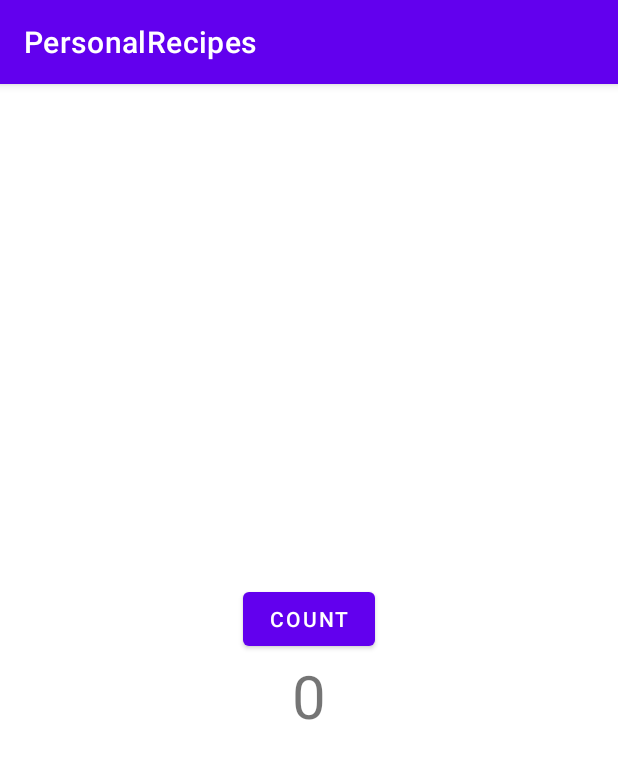
After one commit to mrpaulblack/PersonalRecipes, an Android app: the fragment CounterFragment shown on its own in the app's theme, on a phone screen of 412 x 824 dp. The commit adds this screen. Shown: the top 759 px of the screen. Run offline under Robolectric (Android 15) with nearby library versions, the phone set to English and light mode, and no system bars.

Commit message:
[WIP] feat: first counter app test
* this is a test building a fragment with a counter
* layout in xml

```diff
--- /dev/null
+++ b/app/src/main/java/com/github/mrpaulblack/personalrecipes/CounterFragment.kt
@@ -0,0 +1,27 @@
+package com.github.mrpaulblack.personalrecipes
+
+import android.os.Bundle
+import android.view.LayoutInflater
+import android.view.View
+import android.view.ViewGroup
+import androidx.fragment.app.Fragment
+import androidx.fragment.app.viewModels
+import com.github.mrpaulblack.personalrecipes.databinding.FragmentCounterBinding
+
+class CounterFragment : Fragment() {
+    private val viewModel by viewModels<CounterViewModel>();
+
+    override fun onCreateView(inflater: LayoutInflater, container: ViewGroup?, savedInstanceState: Bundle?): View {
+        val binding = FragmentCounterBinding.inflate(inflater)
+
+        binding.counterButton.setOnClickListener {
+            viewModel.onCounterClicked();
+        }
+
+        viewModel.counter.observe(viewLifecycleOwner) {
+            binding.counterText.text = it.toString();
+        }
+
+        return binding.root;
+    }
+}
--- /dev/null
+++ b/app/src/main/java/com/github/mrpaulblack/personalrecipes/CounterViewModel.kt
@@ -0,0 +1,12 @@
+package com.github.mrpaulblack.personalrecipes
+
+import androidx.lifecycle.MutableLiveData
+import androidx.lifecycle.ViewModel
+
+class CounterViewModel: ViewModel() {
+    val counter = MutableLiveData(0);
+
+    fun onCounterClicked() {
+        counter.value = (counter.value ?: 0) +1;
+    }
+}
--- a/app/src/main/java/com/github/mrpaulblack/personalrecipes/MainActivity.kt
+++ b/app/src/main/java/com/github/mrpaulblack/personalrecipes/MainActivity.kt
@@ -7,5 +7,7 @@ class MainActivity : AppCompatActivity() {
     override fun onCreate(savedInstanceState: Bundle?) {
         super.onCreate(savedInstanceState)
         setContentView(R.layout.activity_main)
+
+        supportFragmentManager.beginTransaction().replace(com.google.android.material.R.id.container, CounterFragment()).commit();
     }
 }
--- /dev/null
+++ b/app/src/main/res/layout/fragment_counter.xml
@@ -0,0 +1,21 @@
+<?xml version="1.0" encoding="utf-8"?>
+<LinearLayout xmlns:android="http://schemas.android.com/apk/res/android"
+    xmlns:tools="http://schemas.android.com/tools"
+    android:layout_width="match_parent"
+    android:layout_height="match_parent"
+    android:gravity="center"
+    android:orientation="vertical">
+
+    <Button
+        android:id="@+id/counterButton"
+        android:layout_width="wrap_content"
+        android:layout_height="wrap_content"
+        android:text="Count" />
+
+    <TextView
+        android:id="@+id/counterText"
+        android:layout_width="wrap_content"
+        android:layout_height="wrap_content"
+        android:textSize="40sp"
+        tools:text="42" />
+</LinearLayout>
```
